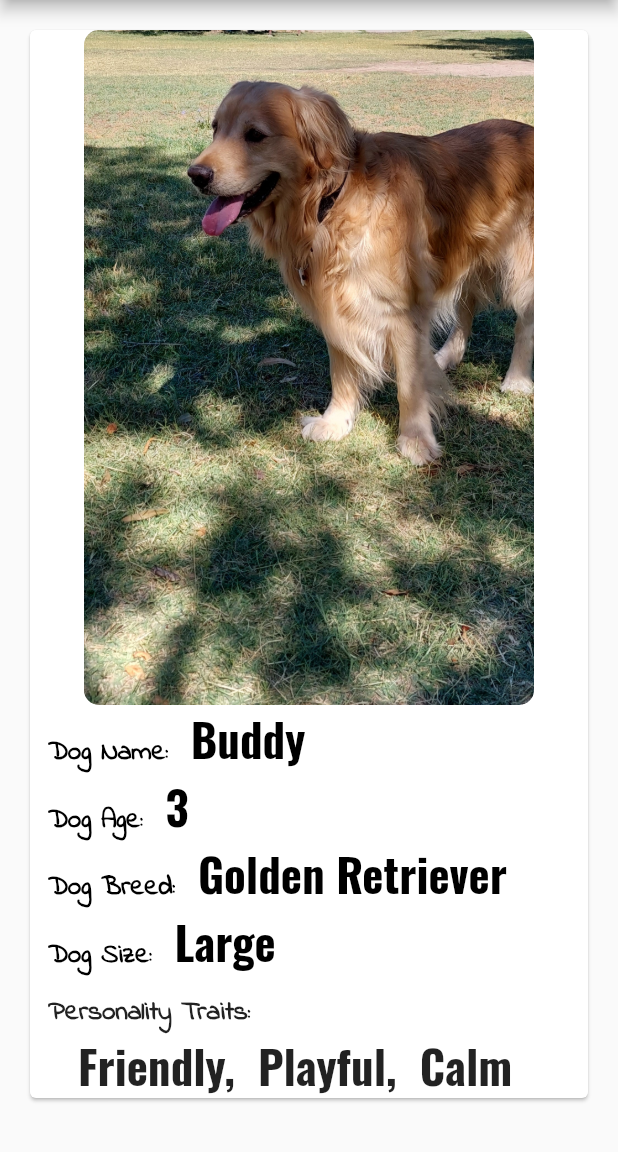
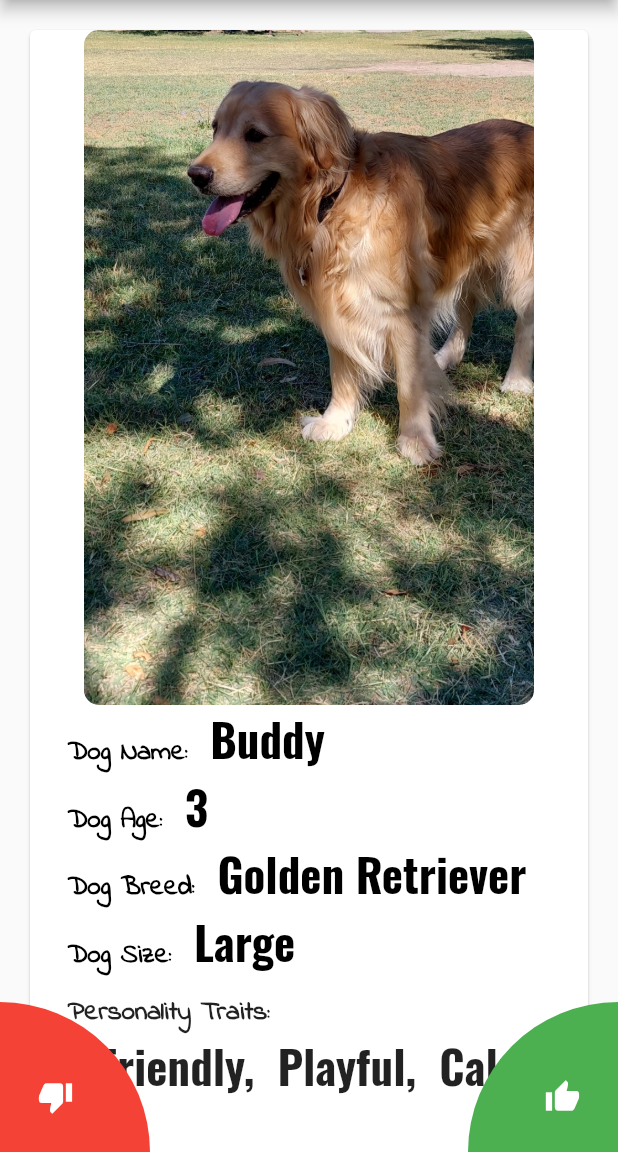
Before and after one commit to GAB8202/doggie_style, a Flutter app: the screen it shows after launch, on a phone screen of 412 x 824 dp, the part 84-1236 px from its top. Run offline on Flutter 3.47's test engine with Material 2 defaults, Android fonts, the phone set to English and light mode, and no system bars.

Commit message:
added yes no buttons, no functions

```diff
--- a/lib/views/home_view.dart
+++ b/lib/views/home_view.dart
@@ -3,11 +3,18 @@ import 'package:navigation/models/profile_model.dart';
 import 'package:navigation/views/message_view.dart';
 import 'profile_view.dart';
 
-class HomeView extends StatelessWidget {
+
+class HomeView extends StatefulWidget {
   // Pass the title as a parameter if needed, or just hardcode it inside the widget
   final String title;
 
   HomeView({Key? key, this.title = "Doggie Style"}) : super(key: key);
+
+  @override
+  _HomeViewState createState() => _HomeViewState();
+}
+class _HomeViewState extends State<HomeView> {
+  int currentProfileIndex = 0;
   List<ProfileModel> profiles = [
     ProfileModel(
       dogName: 'Buddy',
@@ -89,7 +96,7 @@ class HomeView extends StatelessWidget {
         backgroundColor: Color(0xc3e7fdff).withOpacity(.5),
         actions: [
           IconButton(
-            icon:  Icon(Icons.mail_rounded,color: Colors.white.withOpacity(1)),
+            icon: Icon(Icons.mail_rounded, color: Colors.white.withOpacity(1)),
             onPressed: () {
               Navigator.push(
                 context,
@@ -99,11 +106,85 @@ class HomeView extends StatelessWidget {
           ),
         ],
       ),
-      body:
+      body: Stack(
+        children: [
           ProfileSwipeView(profiles: profiles),
+          Positioned(
+            bottom: 0.0,
+            left: 0.0,
+            child: GestureDetector(
+              onTap: () {
+                removeCurrentProfile();
+
+              },
+              child: Container(
+                width: 100.0,
+                height: 100.0,
+                decoration: BoxDecoration(
+                  borderRadius: BorderRadius.only(
+                    topRight: Radius.circular(100.0),
+                  ),
+                  color: Colors.red,
+                ),
+                child: Align(
+                  alignment: Alignment.bottomLeft,
+                  child: Padding(
+                    padding: const EdgeInsets.only(left: 25.0, bottom: 25.0),
+                    child: Icon(
+                      Icons.thumb_down,
+                      color: Colors.white,
+                    ),
+                  ),
+                ),
+              ),
+            ),
+          ),
+
+          Positioned(
+            bottom: 0.0,
+            right: 0.0,
+            child: GestureDetector(
+              onTap: () {
+              },
+              child: Container(
+                width: 100.0,
+                height: 100.0,
+                decoration: BoxDecoration(
+                  borderRadius: BorderRadius.only(
+                    topLeft: Radius.circular(100.0),
+                    //bottomLeft: Radius.circular(10.0),
+                  ),
+                  color: Colors.green,
+                ),
+                child: Align(
+                  alignment: Alignment.bottomRight,
+                  child: Padding(
+                    padding: const EdgeInsets.only(right: 25.0, bottom: 25.0),
+                    child: Icon(
+                      Icons.thumb_up,
+                      color: Colors.white,
+                    ),
+                  ),
+                ),
+              ),
+            ),
+          ),
+        ],
+      ),
 
     );
+
   }
+  void removeCurrentProfile() {
+    setState(() {
+      profiles.removeAt(currentProfileIndex);
+      if (currentProfileIndex < profiles.length) {
+        // If there are more profiles, move to the next one
+        currentProfileIndex++;
+      }
+    });
+  }
+
 }
 
 class ProfileSwipeView extends StatelessWidget {
@@ -143,7 +224,7 @@ class ProfileCard extends StatelessWidget {
             ),
             if (profile.dogName != "Not set")
               Padding(
-                padding: EdgeInsets.only(left: 12.0),
+                padding: EdgeInsets.only(left: 25.0),
                 child: RichText(
                   text: TextSpan(
                     text: 'Dog Name:',
@@ -159,7 +240,7 @@ class ProfileCard extends StatelessWidget {
               ),
             if (profile.dogAge != "Not set")
               Padding(
-                padding: EdgeInsets.only(left: 12.0),
+                padding: EdgeInsets.only(left: 25.0),
                 child: RichText(
                   text: TextSpan(
                     text: 'Dog Age:',
@@ -175,7 +256,7 @@ class ProfileCard extends StatelessWidget {
               ),
             if (profile.dogBreed != "Not set")
               Padding(
-                padding: EdgeInsets.only(left: 12.0),
+                padding: EdgeInsets.only(left: 25.0),
                 child: RichText(
                   text: TextSpan(
                     text: 'Dog Breed:',
@@ -191,7 +272,7 @@ class ProfileCard extends StatelessWidget {
               ),
             if (profile.dogSize != "Not set")
               Padding(
-                padding: EdgeInsets.only(left: 12.0),
+                padding: EdgeInsets.only(left: 25.0),
                 child: RichText(
                   text: TextSpan(
                     text: 'Dog Size:',
@@ -207,7 +288,7 @@ class ProfileCard extends StatelessWidget {
               ),
             if (profile.personalityTraits.isNotEmpty)
               Padding(
-                padding: const EdgeInsets.only(left: 12.0, top: 12.0), // Adjust left padding as needed
+                padding: const EdgeInsets.only(left: 25.0, top: 12.0, bottom: 75), // Adjust left padding as needed
                 child: Column(
                   crossAxisAlignment: CrossAxisAlignment.start,
                   children: [
@@ -228,6 +309,7 @@ class ProfileCard extends StatelessWidget {
                           ],
                         ),
                       ),
+
                   ],
                 ),
               ),
--- a/lib/views/profile_view.dart
+++ b/lib/views/profile_view.dart
@@ -455,6 +455,19 @@ class _ProfileViewState extends State<ProfileView> {
           Text("Personality Traits:",
               style: TextStyle(fontFamily: 'Indie Flower',fontSize: 18, fontWeight: FontWeight.bold),
           ),
+          if (_viewModel.profile.personalityTraits.isEmpty)
+            Padding(
+              padding: const EdgeInsets.only(left: 20.0), // Adjust left padding as needed
+              child: Wrap(
+                direction: Axis.horizontal,
+                children: [
+                  Text(
+                    'None Selected',
+                    style: TextStyle(fontSize: 30, fontWeight: FontWeight.bold),
+                  ),
+                ],
+              ),
+            ),
           Wrap(
             direction: Axis.horizontal,
             children: [
```
